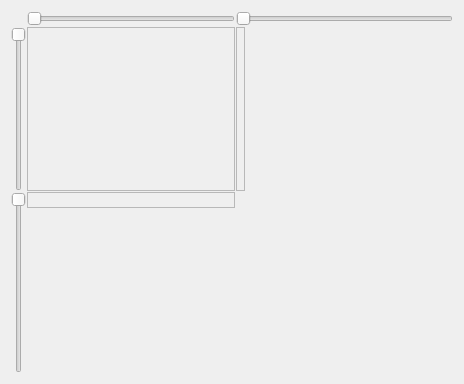
dividedmind/stardust-finder, file src/triview.ui: the form before one commit.
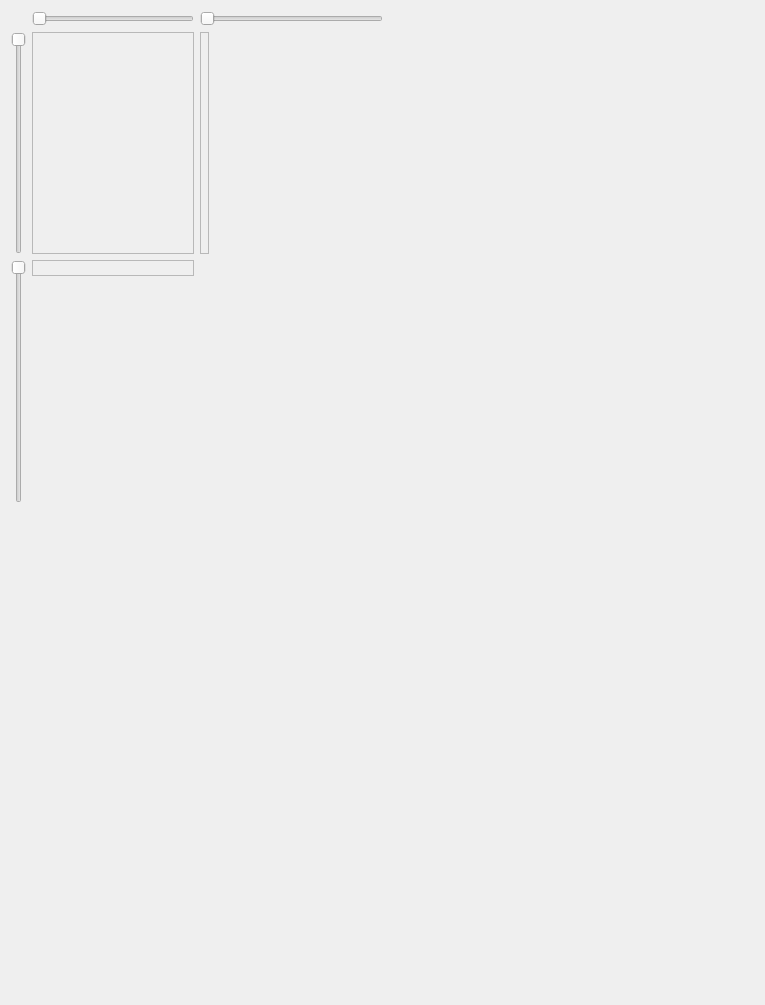
The form after the commit. Custom widgets are drawn as their Qt base class.

Commit message: Works correctly in DWM.

```diff
--- a/src/triview.ui
+++ b/src/triview.ui
@@ -5,20 +5,18 @@
    <rect>
     <x>0</x>
     <y>0</y>
-    <width>464</width>
-    <height>384</height>
+    <width>765</width>
+    <height>1005</height>
    </rect>
   </property>
   <property name="windowTitle" >
    <string>Form</string>
   </property>
   <layout class="QGridLayout" >
-   <property name="horizontalSpacing" >
-    <number>1</number>
-   </property>
-   <property name="verticalSpacing" >
-    <number>1</number>
-   </property>
+   <item row="0" column="0" >
+    <layout class="QGridLayout" >
+     <item row="0" column="0" >
+      <layout class="QGridLayout" >
    <item row="0" column="1" >
     <widget class="QSlider" name="xSlicer" >
      <property name="maximum" >
@@ -29,16 +27,6 @@
      </property>
     </widget>
    </item>
-   <item row="0" column="2" colspan="2" >
-    <widget class="QSlider" name="zSlicer2" >
-     <property name="maximum" >
-      <number>0</number>
-     </property>
-     <property name="orientation" >
-      <enum>Qt::Horizontal</enum>
-     </property>
-    </widget>
-   </item>
    <item row="1" column="0" >
     <widget class="QSlider" name="ySlicer" >
      <property name="maximum" >
@@ -54,6 +42,12 @@
    </item>
    <item row="1" column="1" >
     <widget class="ImageStack" name="topView" >
+         <property name="sizePolicy" >
+          <sizepolicy vsizetype="Preferred" hsizetype="Preferred" >
+           <horstretch>0</horstretch>
+           <verstretch>0</verstretch>
+          </sizepolicy>
+         </property>
      <property name="frameShape" >
       <enum>QFrame::StyledPanel</enum>
      </property>
@@ -65,7 +59,21 @@
      </property>
     </widget>
    </item>
-   <item row="1" column="2" >
+      </layout>
+     </item>
+     <item row="0" column="1" >
+      <layout class="QGridLayout" >
+       <item row="0" column="0" colspan="2" >
+        <widget class="QSlider" name="zSlicer2" >
+         <property name="maximum" >
+          <number>0</number>
+         </property>
+         <property name="orientation" >
+          <enum>Qt::Horizontal</enum>
+         </property>
+        </widget>
+       </item>
+       <item row="1" column="0" >
     <widget class="ImageStack" name="sideView" >
      <property name="frameShape" >
       <enum>QFrame::StyledPanel</enum>
@@ -78,7 +86,7 @@
      </property>
     </widget>
    </item>
-   <item row="1" column="3" >
+       <item row="1" column="1" >
     <spacer>
      <property name="orientation" >
       <enum>Qt::Horizontal</enum>
@@ -91,7 +99,11 @@
      </property>
     </spacer>
    </item>
-   <item rowspan="2" row="2" column="0" >
+      </layout>
+     </item>
+     <item row="1" column="0" >
+      <layout class="QGridLayout" >
+       <item rowspan="2" row="0" column="0" >
     <widget class="QSlider" name="zSlicer" >
      <property name="maximum" >
       <number>0</number>
@@ -104,7 +116,7 @@
      </property>
     </widget>
    </item>
-   <item row="2" column="1" >
+       <item row="0" column="1" >
     <widget class="ImageStack" name="frontView" >
      <property name="frameShape" >
       <enum>QFrame::StyledPanel</enum>
@@ -117,7 +129,37 @@
      </property>
     </widget>
    </item>
-   <item row="3" column="1" >
+       <item row="1" column="1" >
+        <spacer>
+         <property name="orientation" >
+          <enum>Qt::Vertical</enum>
+         </property>
+         <property name="sizeHint" >
+          <size>
+           <width>20</width>
+           <height>40</height>
+          </size>
+         </property>
+        </spacer>
+       </item>
+      </layout>
+     </item>
+    </layout>
+   </item>
+   <item row="0" column="1" >
+    <spacer>
+     <property name="orientation" >
+      <enum>Qt::Horizontal</enum>
+     </property>
+     <property name="sizeHint" >
+      <size>
+       <width>40</width>
+       <height>20</height>
+      </size>
+     </property>
+    </spacer>
+   </item>
+   <item row="1" column="0" >
     <spacer>
      <property name="orientation" >
       <enum>Qt::Vertical</enum>
```
Lines whose indentation alone changed are shown as unchanged.
